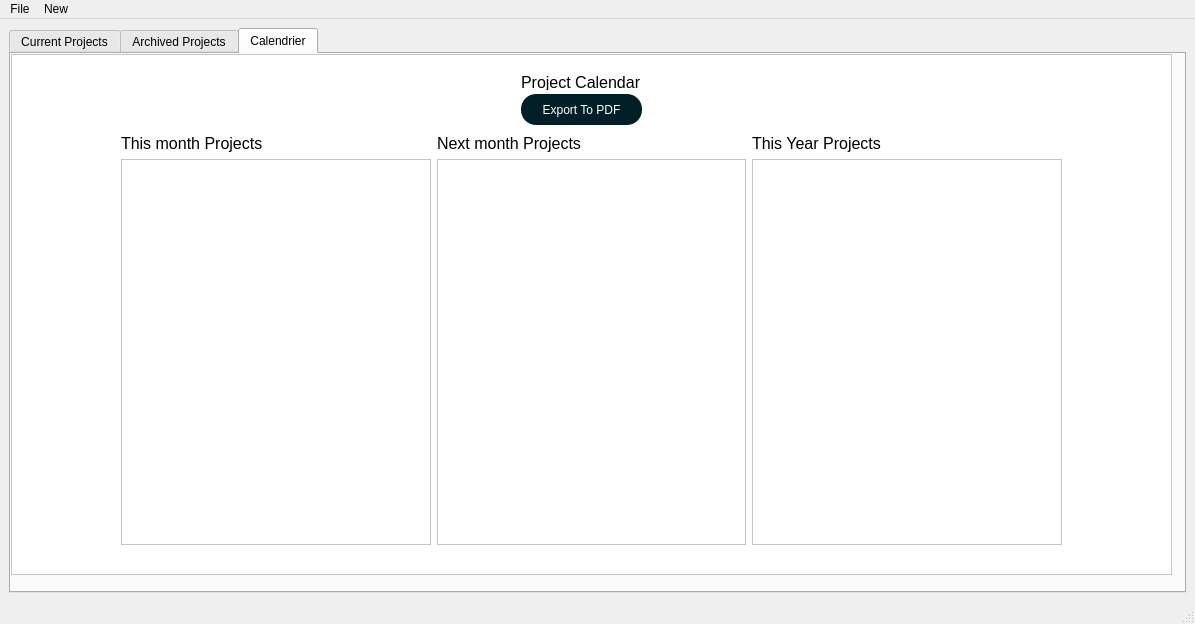
Above: gestionprojet_yosr/mainwindow.ui from Jallouli-Yassine/appconstruction_company_2A1 before the change. Below: the same form after it.
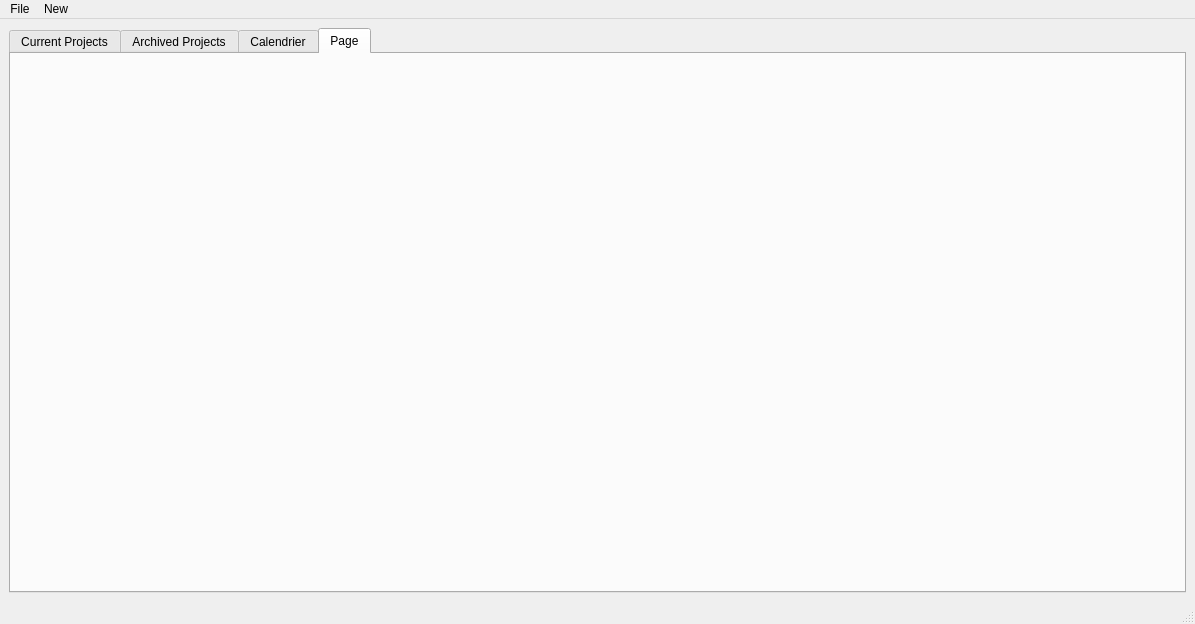
That is the form after the change.

Patch:
```diff
--- a/gestionprojet_yosr/mainwindow.ui
+++ b/gestionprojet_yosr/mainwindow.ui
@@ -23,7 +23,7 @@
          <string notr="true"/>
         </property>
         <property name="currentIndex">
-         <number>2</number>
+         <number>3</number>
         </property>
         <widget class="QWidget" name="tab">
          <attribute name="title">
@@ -799,6 +799,22 @@
           </widget>
          </widget>
         </widget>
+        <widget class="QWidget" name="tab_3">
+         <attribute name="title">
+          <string>Page</string>
+         </attribute>
+         <widget class="QWidget" name="verticalLayoutWidget">
+          <property name="geometry">
+           <rect>
+            <x>110</x>
+            <y>40</y>
+            <width>861</width>
+            <height>411</height>
+           </rect>
+          </property>
+          <layout class="QVBoxLayout" name="verticalLayout_8"/>
+         </widget>
+        </widget>
        </widget>
       </item>
      </layout>
```
